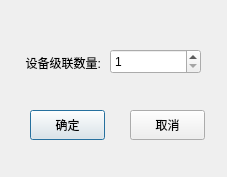
Old version of the form IDC_TestSystem/SI-PDU/toolbox/sisetdevnumdlg.ui in the repository ChinaClever/IDC_TestSystem.
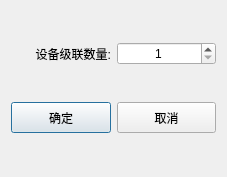
New version of the form.

The edit to the form file:
```diff
--- a/IDC_TestSystem/SI-PDU/toolbox/sisetdevnumdlg.ui
+++ b/IDC_TestSystem/SI-PDU/toolbox/sisetdevnumdlg.ui
@@ -13,14 +13,23 @@
   <property name="windowTitle">
    <string>级联数量</string>
   </property>
+  <layout class="QVBoxLayout" name="verticalLayout">
+   <item>
+    <layout class="QHBoxLayout" name="horizontalLayout">
+     <item>
+      <widget class="QLabel" name="label">
+       <property name="text">
+        <string>设备级联数量:</string>
+       </property>
+       <property name="alignment">
+        <set>Qt::AlignRight|Qt::AlignTrailing|Qt::AlignVCenter</set>
+       </property>
+      </widget>
+     </item>
+     <item>
   <widget class="QSpinBox" name="spinBox">
-   <property name="geometry">
-    <rect>
-     <x>110</x>
-     <y>49</y>
-     <width>91</width>
-     <height>25</height>
-    </rect>
+       <property name="alignment">
+        <set>Qt::AlignCenter</set>
    </property>
    <property name="minimum">
     <number>1</number>
@@ -29,48 +38,40 @@
     <number>32</number>
    </property>
   </widget>
-  <widget class="QLabel" name="label">
-   <property name="geometry">
-    <rect>
-     <x>10</x>
-     <y>50</y>
-     <width>91</width>
-     <height>25</height>
-    </rect>
-   </property>
-   <property name="text">
-    <string>设备级联数量:</string>
-   </property>
-   <property name="alignment">
-    <set>Qt::AlignRight|Qt::AlignTrailing|Qt::AlignVCenter</set>
-   </property>
-  </widget>
+     </item>
+    </layout>
+   </item>
+   <item>
+    <layout class="QHBoxLayout" name="horizontalLayout_2">
+     <item>
   <widget class="QPushButton" name="okBtn">
-   <property name="geometry">
-    <rect>
-     <x>30</x>
-     <y>110</y>
-     <width>75</width>
-     <height>30</height>
-    </rect>
+       <property name="minimumSize">
+        <size>
+         <width>0</width>
+         <height>31</height>
+        </size>
    </property>
    <property name="text">
     <string>确定</string>
    </property>
   </widget>
+     </item>
+     <item>
   <widget class="QPushButton" name="cancelBtn">
-   <property name="geometry">
-    <rect>
-     <x>130</x>
-     <y>110</y>
-     <width>75</width>
-     <height>30</height>
-    </rect>
+       <property name="minimumSize">
+        <size>
+         <width>0</width>
+         <height>31</height>
+        </size>
    </property>
    <property name="text">
     <string>取消</string>
    </property>
   </widget>
+     </item>
+    </layout>
+   </item>
+  </layout>
  </widget>
  <resources/>
  <connections/>
```
Lines whose indentation alone changed are shown as unchanged.
